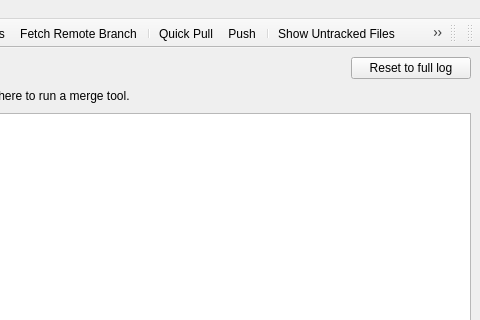
Before: the Qt Designer form ui/mainwindow.ui in bainonline/teamgit, drawn with Qt 5; both pictures show x 800 to 1280 and y 0 to 320 of the 1280 by 736 pixel window.
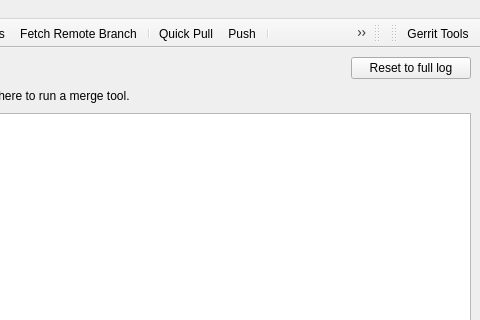
After: the same form once the commit is applied. Icons and pictures are not drawn.

Commit message: Added a label to gerrit toolbar

Patch:
```diff
--- a/ui/mainwindow.ui
+++ b/ui/mainwindow.ui
@@ -919,6 +919,7 @@
    <attribute name="toolBarBreak">
     <bool>false</bool>
    </attribute>
+   <addaction name="actionGerrit_Tools"/>
   </widget>
   <action name="action_New">
    <property name="icon">
@@ -1224,6 +1225,11 @@
     <string>&amp;Interactive rebase</string>
    </property>
   </action>
+  <action name="actionGerrit_Tools">
+   <property name="text">
+    <string>Gerrit Tools</string>
+   </property>
+  </action>
  </widget>
  <resources>
   <include location="icons.qrc"/>
```
